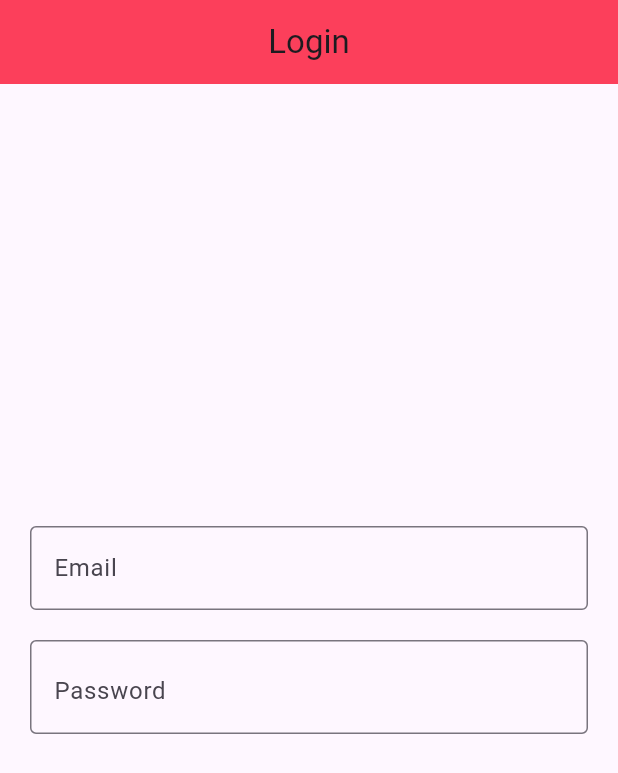
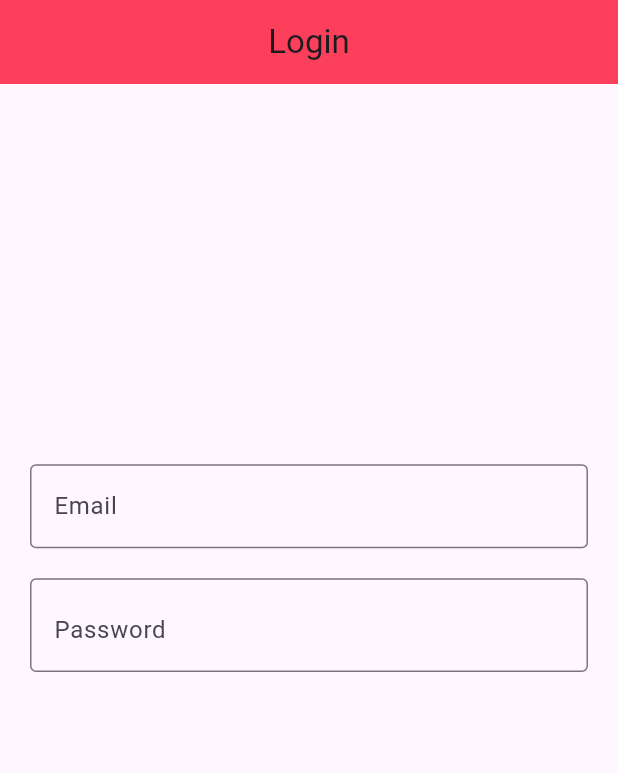
Before and after one commit to Imtiaz16041997/provider_state, a Flutter app: the screen it shows after launch, on a phone screen of 412 x 824 dp. Shown: the top 773 px of the screen. Run offline on Flutter 3.47's test engine with Material 3 defaults, Android fonts, the phone set to English and light mode, and no system bars; our stand-ins replace another_flushbar, fluttertoast.

Commit message:
login page phase 1.1

```diff
--- a/lib/view/login_screen.dart
+++ b/lib/view/login_screen.dart
@@ -21,6 +21,7 @@ class _LoginScreenState extends State<LoginScreen> {
 
   @override
   Widget build(BuildContext context) {
+    final height = MediaQuery.of(context).size.height *1 ;
     //final visibilityProvider = Provider.of<PasswordVisibilityProvider>(context,listen:false);
     return Scaffold(
       appBar: AppBar(
@@ -53,7 +54,6 @@ class _LoginScreenState extends State<LoginScreen> {
                       border: OutlineInputBorder()
                   ),
                 ),
-
                 SizedBox(height: 20,),
                 Consumer<PasswordVisibilityProvider>(
                   builder: (context, value, child) {
@@ -78,6 +78,7 @@ class _LoginScreenState extends State<LoginScreen> {
                     );
                   },
                 ),
+                SizedBox(height: height * .1,)
 
               ],
             ),
```
